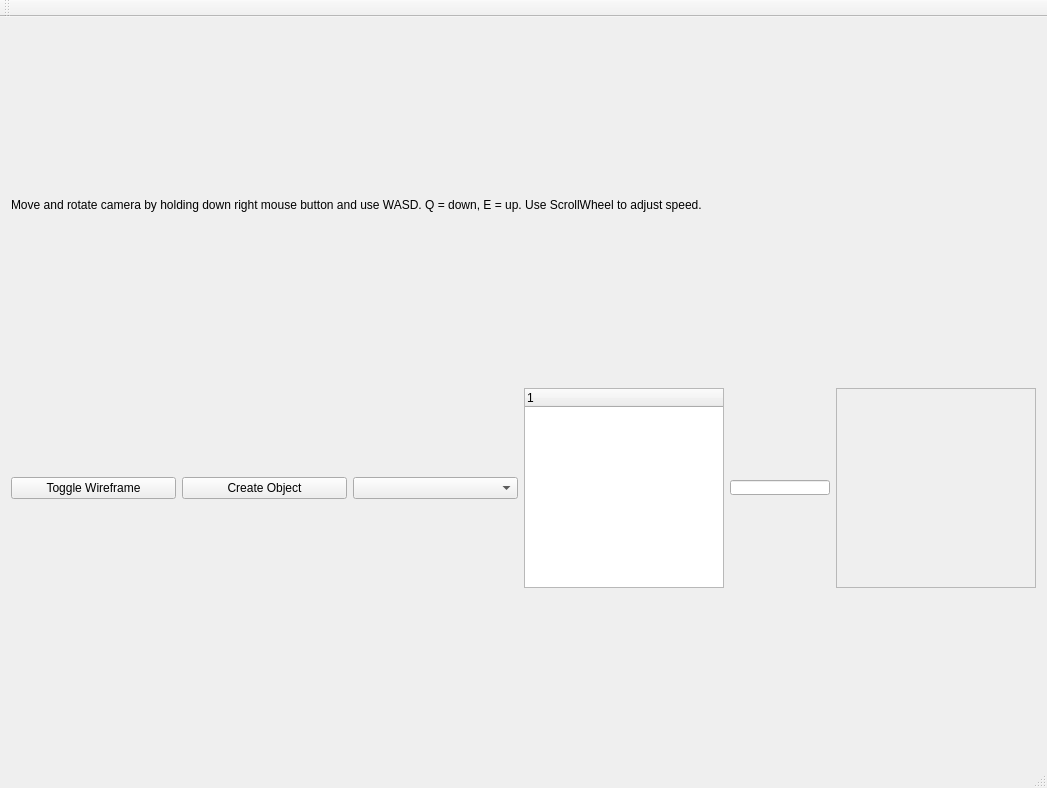
Old version of the form mainwindow.ui in the repository FredrikEik/Game_Engine_Architecture.
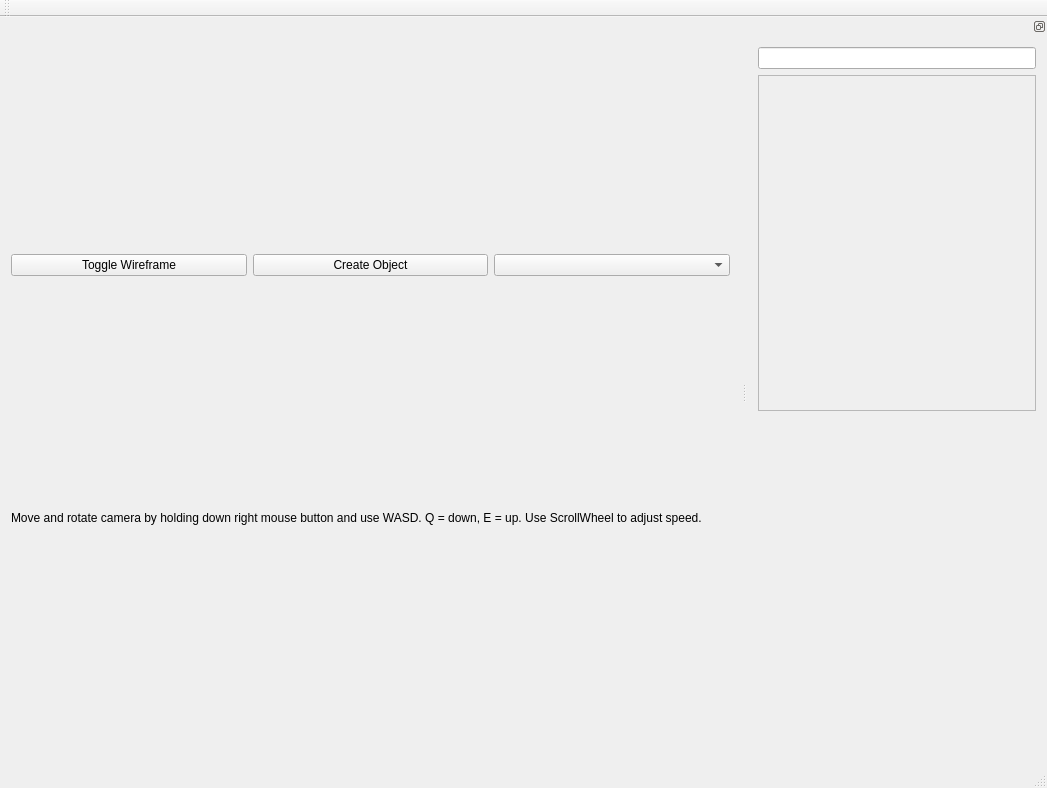
New version of the form.

Commit message: Jonas ui to avoid conflict

The edit to the form file:
```diff
--- a/mainwindow.ui
+++ b/mainwindow.ui
@@ -15,6 +15,30 @@
   </property>
   <widget class="QWidget" name="centralWidget">
    <layout class="QVBoxLayout" name="verticalLayout">
+    <item>
+     <layout class="QHBoxLayout" name="horizontalLayout">
+      <item>
+       <widget class="QPushButton" name="pushButton">
+        <property name="text">
+         <string>Toggle Wireframe</string>
+        </property>
+        <property name="checkable">
+         <bool>true</bool>
+        </property>
+       </widget>
+      </item>
+      <item>
+       <widget class="QPushButton" name="CreateObject">
+        <property name="text">
+         <string>Create Object</string>
+        </property>
+       </widget>
+      </item>
+      <item>
+       <widget class="QComboBox" name="createDropDownBox"/>
+      </item>
+     </layout>
+    </item>
     <item>
      <widget class="QLabel" name="label">
       <property name="sizePolicy">
@@ -35,91 +59,7 @@
      </widget>
     </item>
     <item>
-     <layout class="QVBoxLayout" name="OpenGLLayout">
-      <item>
-       <layout class="QHBoxLayout" name="horizontalLayout">
-        <item>
-         <widget class="QPushButton" name="pushButton">
-          <property name="text">
-           <string>Toggle Wireframe</string>
-          </property>
-          <property name="checkable">
-           <bool>true</bool>
-          </property>
-         </widget>
-        </item>
-        <item>
-         <widget class="QPushButton" name="CreateObject">
-          <property name="text">
-           <string>Create Object</string>
-          </property>
-         </widget>
-        </item>
-        <item>
-         <widget class="QComboBox" name="createDropDownBox"/>
-        </item>
-        <item>
-         <widget class="QTreeWidget" name="twSceneOutliner">
-          <property name="maximumSize">
-           <size>
-            <width>200</width>
-            <height>200</height>
-           </size>
-          </property>
-          <column>
-           <property name="text">
-            <string notr="true">1</string>
-           </property>
-          </column>
-         </widget>
-        </item>
-        <item>
-         <widget class="QLineEdit" name="gobNameEdit">
-          <property name="maximumSize">
-           <size>
-            <width>100</width>
-            <height>15</height>
-           </size>
-          </property>
-         </widget>
-        </item>
-        <item>
-         <widget class="QScrollArea" name="scrollArea">
-          <property name="maximumSize">
-           <size>
-            <width>200</width>
-            <height>200</height>
-           </size>
-          </property>
-          <property name="widgetResizable">
-           <bool>true</bool>
-          </property>
-          <widget class="QWidget" name="scrollAreaWidgetContents">
-           <property name="geometry">
-            <rect>
-             <x>0</x>
-             <y>0</y>
-             <width>198</width>
-             <height>198</height>
-            </rect>
-           </property>
-           <widget class="QWidget" name="layoutWidget">
-            <property name="geometry">
-             <rect>
-              <x>10</x>
-              <y>20</y>
-              <width>171</width>
-              <height>31</height>
-             </rect>
-            </property>
-            <layout class="QVBoxLayout" name="blDetailsContainer"/>
-           </widget>
-          </widget>
-         </widget>
-        </item>
-       </layout>
-      </item>
-     </layout>
+     <layout class="QVBoxLayout" name="OpenGLLayout"/>
     </item>
    </layout>
   </widget>
@@ -142,6 +82,78 @@
    </attribute>
   </widget>
   <widget class="QStatusBar" name="statusBar"/>
+  <widget class="QDockWidget" name="dockWidget">
+   <property name="minimumSize">
+    <size>
+     <width>300</width>
+     <height>405</height>
+    </size>
+   </property>
+   <property name="maximumSize">
+    <size>
+     <width>332</width>
+     <height>405</height>
+    </size>
+   </property>
+   <property name="features">
+    <set>QDockWidget::DockWidgetFloatable|QDockWidget::DockWidgetMovable</set>
+   </property>
+   <property name="allowedAreas">
+    <set>Qt::AllDockWidgetAreas</set>
+   </property>
+   <attribute name="dockWidgetArea">
+    <number>2</number>
+   </attribute>
+   <widget class="QWidget" name="dockWidgetContents_5">
+    <layout class="QVBoxLayout" name="verticalLayout_8">
+     <item>
+      <widget class="QLineEdit" name="nameEdit">
+       <property name="sizePolicy">
+        <sizepolicy hsizetype="Expanding" vsizetype="Fixed">
+         <horstretch>0</horstretch>
+         <verstretch>0</verstretch>
+        </sizepolicy>
+       </property>
+      </widget>
+     </item>
+     <item>
+      <widget class="QScrollArea" name="scrollArea_2">
+       <property name="widgetResizable">
+        <bool>true</bool>
+       </property>
+       <widget class="QWidget" name="scrollAreaWidgetContents_5">
+        <property name="geometry">
+         <rect>
+          <x>0</x>
+          <y>0</y>
+          <width>280</width>
+          <height>338</height>
+         </rect>
+        </property>
+        <layout class="QVBoxLayout" name="verticalLayout_9">
+         <item>
+          <layout class="QVBoxLayout" name="blDetailsContainer_4"/>
+         </item>
+         <item>
+          <spacer name="verticalSpacer_4">
+           <property name="orientation">
+            <enum>Qt::Vertical</enum>
+           </property>
+           <property name="sizeHint" stdset="0">
+            <size>
+             <width>20</width>
+             <height>215</height>
+            </size>
+           </property>
+          </spacer>
+         </item>
+        </layout>
+       </widget>
+      </widget>
+     </item>
+    </layout>
+   </widget>
+  </widget>
  </widget>
  <layoutdefault spacing="6" margin="11"/>
  <resources/>
```
The commit also changes 2 other files.
